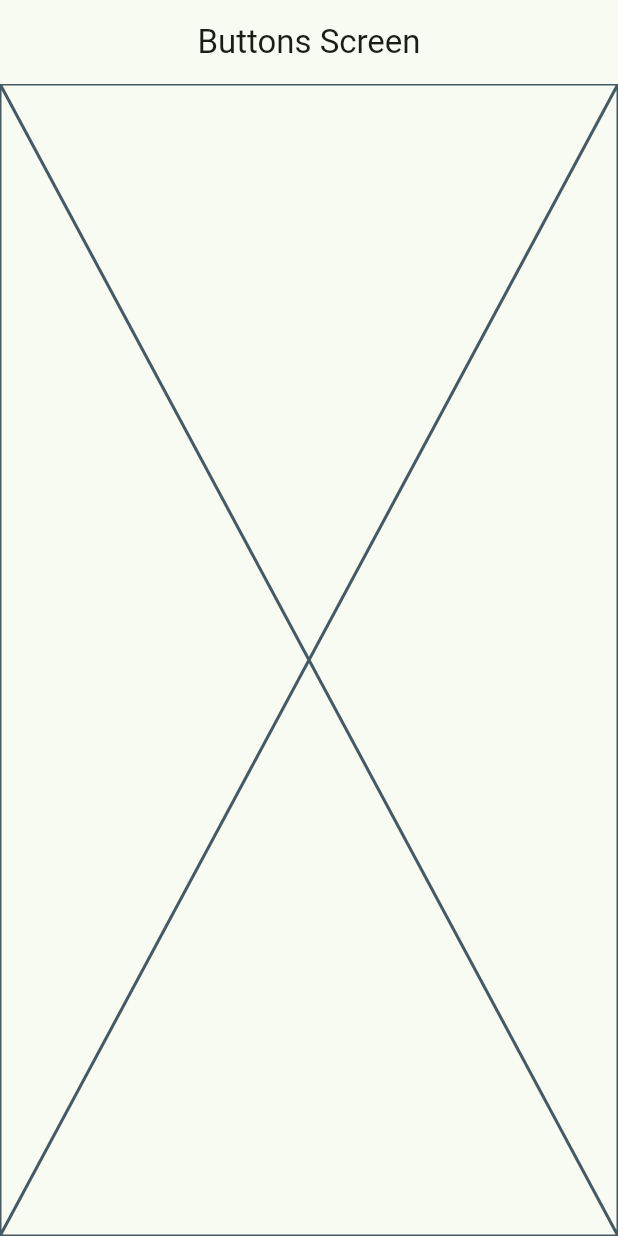
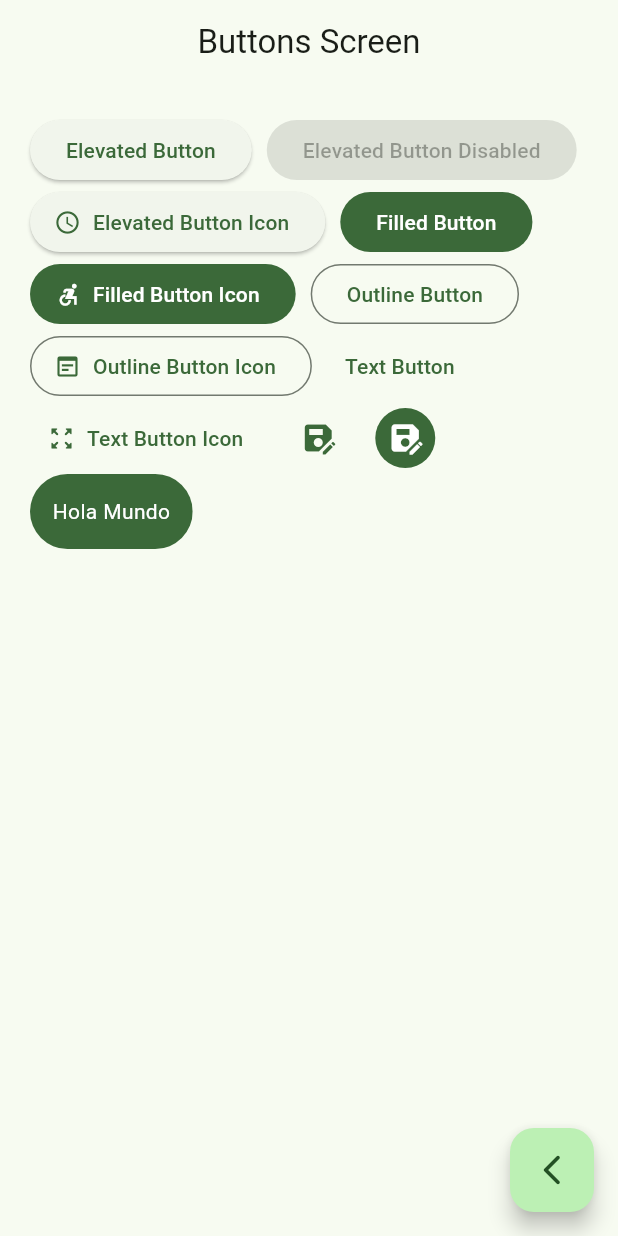
Before and after one commit to DennisErazo1996/flutter-widgets-app, a Flutter app: the ButtonsScreen screen opened by its route, on a phone screen of 412 x 824 dp. Run offline on Flutter 3.47's test engine with Material 3 defaults, Android fonts, the phone set to English and light mode, and no system bars; our stand-ins replace go_router.

Commit message:
button screen finish

```diff
--- a/lib/config/presentation/screens/buttons/buttons_screen.dart
+++ b/lib/config/presentation/screens/buttons/buttons_screen.dart
@@ -1,4 +1,5 @@
 import 'package:flutter/material.dart';
+import 'package:go_router/go_router.dart';
 
 class ButtonsScreen extends StatelessWidget {
   const ButtonsScreen({super.key});
@@ -7,13 +8,95 @@ class ButtonsScreen extends StatelessWidget {
 
   @override
   Widget build(BuildContext context) {
-
-
     return Scaffold(
       appBar: AppBar(
         title: const Text('Buttons Screen'),
       ),
-      body: const Placeholder(),
+      body: const _ButtonsView(),
+      floatingActionButton: FloatingActionButton(
+        child: const Icon(Icons.arrow_back_ios_new_rounded),
+        onPressed: () {
+          context.pop();
+        },
+      ),
     );
   }
 }
+
+class _ButtonsView extends StatelessWidget {
+  const _ButtonsView();
+
+  @override
+  Widget build(BuildContext context) {
+    final colors = Theme.of(context).colorScheme;
+
+    return Padding(
+      padding: const EdgeInsets.all(20),
+      child: Wrap(
+        alignment: WrapAlignment.start,
+        spacing: 10,
+        children: [
+          ElevatedButton(
+              onPressed: () {}, child: const Text('Elevated Button')),
+          const ElevatedButton(
+              onPressed: null, child: Text('Elevated Button Disabled')),
+          ElevatedButton.icon(
+            onPressed: () {},
+            icon: const Icon(Icons.access_time),
+            label: const Text('Elevated Button Icon'),
+          ),
+          FilledButton(onPressed: () {}, child: const Text('Filled Button')),
+          FilledButton.icon(
+              onPressed: () {},
+              icon: const Icon(Icons.accessible_forward_sharp),
+              label: const Text('Filled Button Icon')),
+          OutlinedButton(onPressed: () {}, child: const Text('Outline Button')),
+          OutlinedButton.icon(
+              onPressed: () {},
+              icon: const Icon(Icons.wysiwyg),
+              label: const Text('Outline Button Icon')),
+          TextButton(onPressed: () {}, child: const Text('Text Button')),
+          TextButton.icon(
+              onPressed: () {},
+              icon: const Icon(Icons.zoom_out_map_rounded),
+              label: const Text('Text Button Icon')),
+          IconButton(
+              onPressed: () {},
+              icon: Icon(Icons.save_as, color: colors.primary)),
+          IconButton(
+            onPressed: () {},
+            icon: const Icon(Icons.save_as, color: Colors.white),
+            style: ButtonStyle(
+                backgroundColor: MaterialStatePropertyAll(colors.primary)),
+          ),
+           CustomButton(color: colors.primary,)
+        ],
+      ),
+    );
+  }
+}
+
+class CustomButton extends StatelessWidget {
+
+  final Color color;
+
+  const CustomButton({super.key, required this.color});
+
+  @override
+  Widget build(BuildContext context) {
+    return  ClipRRect(
+      borderRadius: BorderRadius.circular(50),
+      child: Material(
+        color: color,
+        child: InkWell(
+          onTap: () {
+
+          },
+          child: const Padding(
+            padding: EdgeInsets.all(15),
+            child: Text('Hola Mundo', style: TextStyle(color: Colors.white),)),
+        ),
+      ),
+    );
+  }
+}
--- a/lib/config/presentation/screens/home/home_screen.dart
+++ b/lib/config/presentation/screens/home/home_screen.dart
@@ -65,8 +65,8 @@ class _CustomListTile extends StatelessWidget {
             builder: (context) =>  const ButtonsScreen(),
           ),
         );*/
-        context.pushNamed(ButtonsScreen.name);
-        //context.push(menuItems.link);
+        //context.pushNamed(ButtonsScreen.name);
+        context.push(menuItems.link);
         //Navigator.pushNamed(context, menuItems.link);
       },
       hoverColor: Colors.green[70],
```
